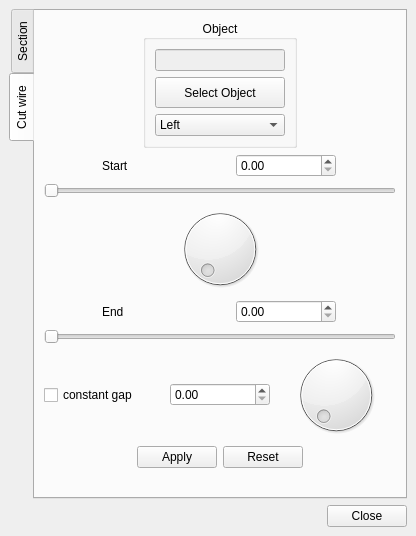
Above: ui/WingDial.ui from Matt-Kron/FreeCAD_Wing before the change. Below: the same form after it.
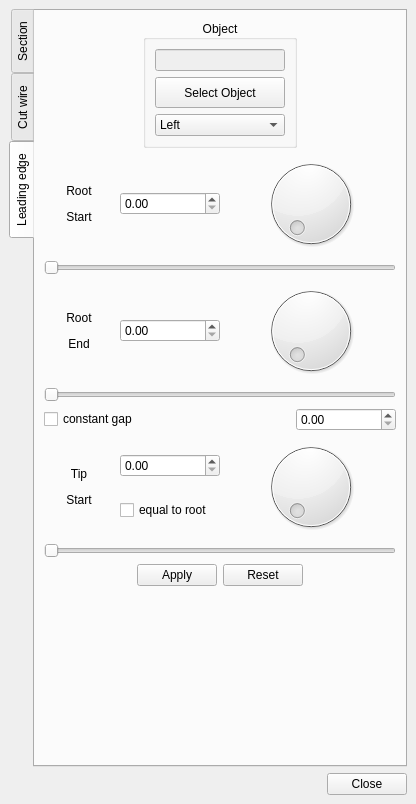
That is the form after the change. Icons and pictures are not drawn.

Commit message: LeadingEdge dialog

Patch:
```diff
--- a/ui/WingDial.ui
+++ b/ui/WingDial.ui
@@ -7,7 +7,7 @@
     <x>0</x>
     <y>0</y>
     <width>416</width>
-    <height>536</height>
+    <height>804</height>
    </rect>
   </property>
   <property name="windowIcon">
@@ -27,7 +27,7 @@
          <enum>QTabWidget::West</enum>
         </property>
         <property name="currentIndex">
-         <number>1</number>
+         <number>2</number>
         </property>
         <property name="iconSize">
          <size>
@@ -563,6 +563,352 @@
           </item>
          </layout>
         </widget>
+        <widget class="QWidget" name="LeadingEdge_tab">
+         <attribute name="icon">
+          <iconset>
+           <normaloff>../Icons/LeadingEdge-icon.svg</normaloff>../Icons/LeadingEdge-icon.svg</iconset>
+         </attribute>
+         <attribute name="title">
+          <string>Leading edge</string>
+         </attribute>
+         <layout class="QGridLayout" name="gridLayout_18">
+          <item row="0" column="0">
+           <layout class="QGridLayout" name="gridLayout_15">
+            <item row="0" column="1">
+             <widget class="QGroupBox" name="groupBox_3">
+              <property name="maximumSize">
+               <size>
+                <width>281</width>
+                <height>16777215</height>
+               </size>
+              </property>
+              <property name="title">
+               <string>Object</string>
+              </property>
+              <property name="alignment">
+               <set>Qt::AlignCenter</set>
+              </property>
+              <layout class="QGridLayout" name="gridLayout_17">
+               <item row="0" column="0">
+                <layout class="QGridLayout" name="gridLayout_16">
+                 <item row="0" column="0">
+                  <widget class="QLineEdit" name="LeadingEdge_info_selected_object">
+                   <property name="enabled">
+                    <bool>false</bool>
+                   </property>
+                   <property name="minimumSize">
+                    <size>
+                     <width>0</width>
+                     <height>0</height>
+                    </size>
+                   </property>
+                   <property name="maximumSize">
+                    <size>
+                     <width>250</width>
+                     <height>16777215</height>
+                    </size>
+                   </property>
+                  </widget>
+                 </item>
+                 <item row="1" column="0">
+                  <widget class="QPushButton" name="LeadingEdge_button_select_object">
+                   <property name="minimumSize">
+                    <size>
+                     <width>130</width>
+                     <height>31</height>
+                    </size>
+                   </property>
+                   <property name="maximumSize">
+                    <size>
+                     <width>250</width>
+                     <height>40</height>
+                    </size>
+                   </property>
+                   <property name="text">
+                    <string>Select Object</string>
+                   </property>
+                  </widget>
+                 </item>
+                 <item row="2" column="0">
+                  <widget class="QComboBox" name="LeadingEdge_comboBox">
+                   <item>
+                    <property name="text">
+                     <string>Left</string>
+                    </property>
+                   </item>
+                   <item>
+                    <property name="text">
+                     <string>Right</string>
+                    </property>
+                   </item>
+                   <item>
+                    <property name="text">
+                     <string>Both</string>
+                    </property>
+                   </item>
+                  </widget>
+                 </item>
+                </layout>
+               </item>
+              </layout>
+             </widget>
+            </item>
+            <item row="0" column="0">
+             <spacer name="horizontalSpacer_9">
+              <property name="orientation">
+               <enum>Qt::Horizontal</enum>
+              </property>
+              <property name="sizeHint" stdset="0">
+               <size>
+                <width>40</width>
+                <height>20</height>
+               </size>
+              </property>
+             </spacer>
+            </item>
+            <item row="0" column="2">
+             <spacer name="horizontalSpacer_10">
+              <property name="orientation">
+               <enum>Qt::Horizontal</enum>
+              </property>
+              <property name="sizeHint" stdset="0">
+               <size>
+                <width>40</width>
+                <height>20</height>
+               </size>
+              </property>
+             </spacer>
+            </item>
+           </layout>
+          </item>
+          <item row="1" column="0">
+           <layout class="QGridLayout" name="gridLayout_21">
+            <item row="0" column="0">
+             <layout class="QGridLayout" name="gridLayout_22">
+              <item row="0" column="0">
+               <widget class="QLabel" name="label_5">
+                <property name="maximumSize">
+                 <size>
+                  <width>70</width>
+                  <height>16777215</height>
+                 </size>
+                </property>
+                <property name="text">
+                 <string>&lt;html&gt;&lt;head/&gt;&lt;body&gt;&lt;p&gt;Root&lt;/p&gt;&lt;p&gt;Start&lt;/p&gt;&lt;/body&gt;&lt;/html&gt;</string>
+                </property>
+                <property name="alignment">
+                 <set>Qt::AlignCenter</set>
+                </property>
+               </widget>
+              </item>
+              <item row="0" column="1">
+               <widget class="QDoubleSpinBox" name="LeadingEdge_doubleSpinBox_Rootstart">
+                <property name="maximumSize">
+                 <size>
+                  <width>100</width>
+                  <height>16777215</height>
+                 </size>
+                </property>
+               </widget>
+              </item>
+              <item row="0" column="2">
+               <widget class="QDial" name="LeadingEdge_dial_Rootstart"/>
+              </item>
+             </layout>
+            </item>
+            <item row="2" column="0">
+             <layout class="QGridLayout" name="gridLayout_23">
+              <item row="0" column="0">
+               <widget class="QLabel" name="label_6">
+                <property name="maximumSize">
+                 <size>
+                  <width>70</width>
+                  <height>16777215</height>
+                 </size>
+                </property>
+                <property name="text">
+                 <string>&lt;html&gt;&lt;head/&gt;&lt;body&gt;&lt;p&gt;Root&lt;/p&gt;&lt;p&gt;End&lt;/p&gt;&lt;/body&gt;&lt;/html&gt;</string>
+                </property>
+                <property name="alignment">
+                 <set>Qt::AlignCenter</set>
+                </property>
+               </widget>
+              </item>
+              <item row="0" column="1">
+               <widget class="QDoubleSpinBox" name="LeadingEdge_doubleSpinBox_Rootend">
+                <property name="maximumSize">
+                 <size>
+                  <width>100</width>
+                  <height>16777215</height>
+                 </size>
+                </property>
+               </widget>
+              </item>
+              <item row="0" column="2">
+               <widget class="QDial" name="LeadingEdge_dial_Rootend"/>
+              </item>
+             </layout>
+            </item>
+            <item row="1" column="0">
+             <widget class="QSlider" name="LeadingEdge_horizontalSlider_Rootstart">
+              <property name="orientation">
+               <enum>Qt::Horizontal</enum>
+              </property>
+             </widget>
+            </item>
+            <item row="3" column="0">
+             <widget class="QSlider" name="LeadingEdge_horizontalSlider_Rootend">
+              <property name="orientation">
+               <enum>Qt::Horizontal</enum>
+              </property>
+             </widget>
+            </item>
+            <item row="4" column="0">
+             <layout class="QGridLayout" name="gridLayout_20">
+              <item row="0" column="2">
+               <widget class="QDoubleSpinBox" name="LeadingEdge_doubleSpinBox_gap">
+                <property name="maximumSize">
+                 <size>
+                  <width>100</width>
+                  <height>16777215</height>
+                 </size>
+                </property>
+               </widget>
+              </item>
+              <item row="0" column="0">
+               <widget class="QCheckBox" name="LeadingEdge_CheckBox_gap">
+                <property name="text">
+                 <string>constant gap</string>
+                </property>
+               </widget>
+              </item>
+             </layout>
+            </item>
+           </layout>
+          </item>
+          <item row="6" column="0">
+           <spacer name="verticalSpacer_3">
+            <property name="orientation">
+             <enum>Qt::Vertical</enum>
+            </property>
+            <property name="sizeHint" stdset="0">
+             <size>
+              <width>20</width>
+              <height>40</height>
+             </size>
+            </property>
+           </spacer>
+          </item>
+          <item row="5" column="0">
+           <layout class="QGridLayout" name="gridLayout_19">
+            <item row="0" column="0">
+             <spacer name="horizontalSpacer_11">
+              <property name="orientation">
+               <enum>Qt::Horizontal</enum>
+              </property>
+              <property name="sizeHint" stdset="0">
+               <size>
+                <width>40</width>
+                <height>20</height>
+               </size>
+              </property>
+             </spacer>
+            </item>
+            <item row="0" column="1">
+             <widget class="QPushButton" name="LeadingEdge_button_apply">
+              <property name="text">
+               <string>Apply</string>
+              </property>
+              <property name="autoDefault">
+               <bool>false</bool>
+              </property>
+              <property name="flat">
+               <bool>false</bool>
+              </property>
+             </widget>
+            </item>
+            <item row="0" column="2">
+             <widget class="QPushButton" name="LeadingEdge_button_reset">
+              <property name="text">
+               <string>Reset</string>
+              </property>
+              <property name="autoDefault">
+               <bool>false</bool>
+              </property>
+             </widget>
+            </item>
+            <item row="0" column="3">
+             <spacer name="horizontalSpacer_12">
+              <property name="orientation">
+               <enum>Qt::Horizontal</enum>
+              </property>
+              <property name="sizeHint" stdset="0">
+               <size>
+                <width>40</width>
+                <height>20</height>
+               </size>
+              </property>
+             </spacer>
+            </item>
+           </layout>
+          </item>
+          <item row="3" column="0">
+           <layout class="QGridLayout" name="gridLayout_24">
+            <item row="0" column="0">
+             <layout class="QGridLayout" name="gridLayout_25">
+              <item row="0" column="2">
+               <widget class="QDial" name="LeadingEdge_dial_Tipstart"/>
+              </item>
+              <item row="0" column="0">
+               <widget class="QLabel" name="label_4">
+                <property name="maximumSize">
+                 <size>
+                  <width>70</width>
+                  <height>16777215</height>
+                 </size>
+                </property>
+                <property name="text">
+                 <string>&lt;html&gt;&lt;head/&gt;&lt;body&gt;&lt;p&gt;Tip&lt;/p&gt;&lt;p&gt;Start&lt;/p&gt;&lt;/body&gt;&lt;/html&gt;</string>
+                </property>
+                <property name="alignment">
+                 <set>Qt::AlignCenter</set>
+                </property>
+               </widget>
+              </item>
+              <item row="0" column="1">
+               <layout class="QGridLayout" name="gridLayout_26">
+                <item row="0" column="0">
+                 <widget class="QDoubleSpinBox" name="LeadingEdge_doubleSpinBox_Tipstart">
+                  <property name="maximumSize">
+                   <size>
+                    <width>100</width>
+                    <height>16777215</height>
+                   </size>
+                  </property>
+                 </widget>
+                </item>
+                <item row="1" column="0">
+                 <widget class="QCheckBox" name="LeadingEdge_CheckBox_EqualRoot">
+                  <property name="text">
+                   <string>equal to root</string>
+                  </property>
+                 </widget>
+                </item>
+               </layout>
+              </item>
+             </layout>
+            </item>
+            <item row="1" column="0">
+             <widget class="QSlider" name="LeadingEdge_horizontalSlider_Tipstart">
+              <property name="orientation">
+               <enum>Qt::Horizontal</enum>
+              </property>
+             </widget>
+            </item>
+           </layout>
+          </item>
+         </layout>
+        </widget>
        </widget>
       </item>
       <item>
```
The commit also changes 3 other files.
